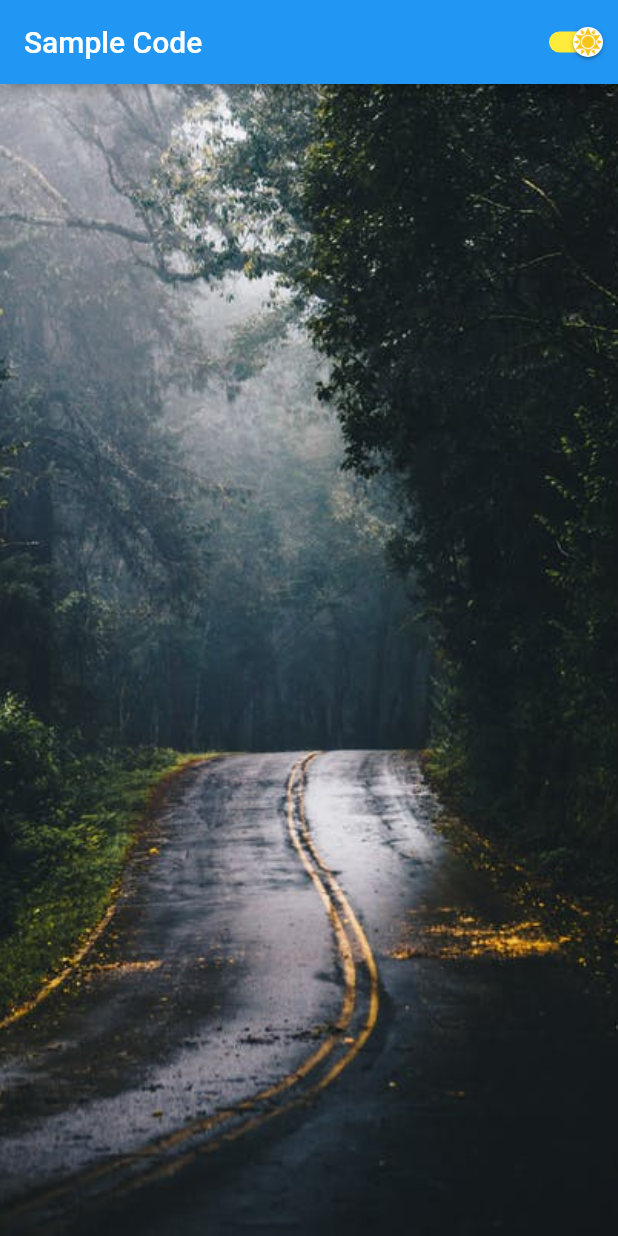
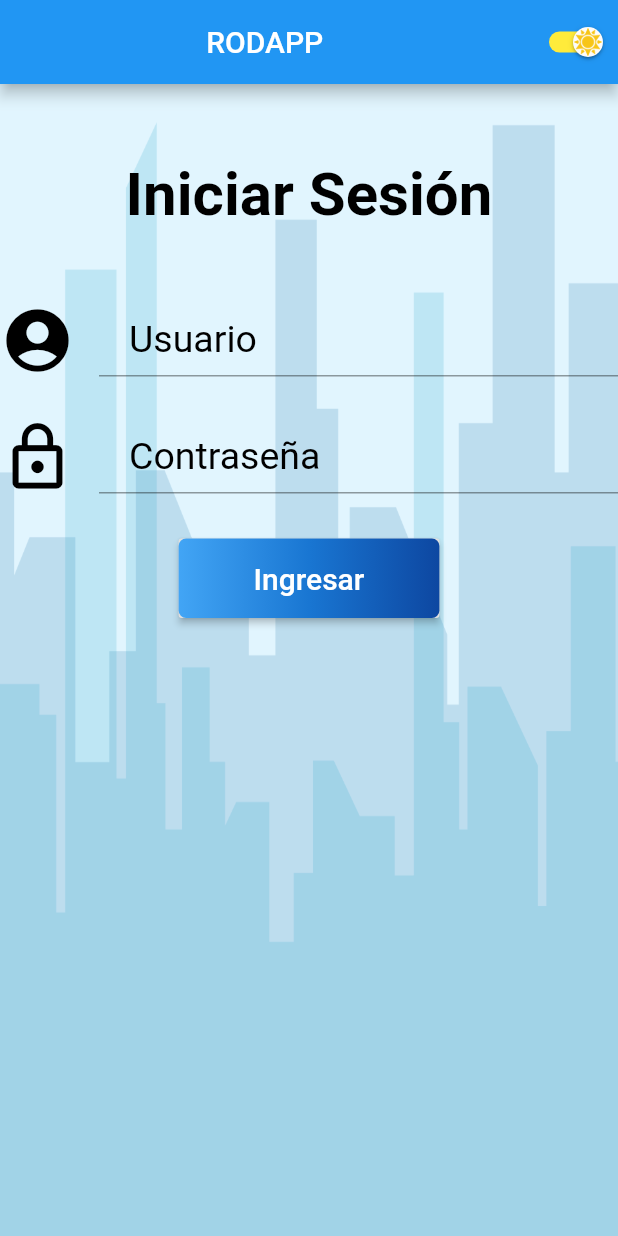
Before and after one commit to jhon0520/BiciAppFlutter, a Flutter app: the screen it shows after launch, on a phone screen of 412 x 824 dp. Run offline on Flutter 3.47's test engine with Material 2 defaults, Android fonts, the phone set to English and light mode, and no system bars.

Commit message:
Pantalla de login

```diff
--- a/lib/main.dart
+++ b/lib/main.dart
@@ -1,78 +1,23 @@
 
 import 'package:flutter/material.dart';
+import 'package:prueba/src/pages/login_page.dart';
 
 void main() => runApp(MyApp());
 
 /// This Widget is the main application widget.
 class MyApp extends StatelessWidget {
-  static const String _title = 'Flutter Code Sample';
 
   @override
   Widget build(BuildContext context) {
+
     return MaterialApp(
-      title: _title,
-      home: MyStatefulWidget(),
+      debugShowCheckedModeBanner: false,
+      title: 'Bici App',
+      initialRoute: 'login',
+      routes: {
+        'login'  : (BuildContext context ) => LoginPage(),
+      },
+
     );
   }
 }
-
-class MyStatefulWidget extends StatefulWidget {
-  MyStatefulWidget({Key key}) : super(key: key);
-
-  @override
-  _MyStatefulWidgetState createState() => _MyStatefulWidgetState();
-}
-
-class _MyStatefulWidgetState extends State<MyStatefulWidget> {
-  int _count = 0;
-
-  bool _value1 = true;
-
-  Widget build(BuildContext context) {
-    return Scaffold(
-      appBar: AppBar(
-        title: Text('Sample Code'),
-        actions: <Widget>[
-        new Switch(
-          value: _value1,
-          onChanged: (bool value){
-            setState((){
-            _value1 = value;
-            } );
-          },
-          activeThumbImage: new Image.asset('assets/icons/sun.png').image,
-          activeColor: Colors.white,
-          activeTrackColor: Colors.yellow,
-          inactiveThumbImage: new Image.asset('assets/icons/moon.png').image,
-          inactiveTrackColor: Colors.black,
-         ),
-        ],
-      ),
-      body: prueba(),
-          );
-        }
-
-        Widget prueba() {
-
-          if(_value1){
-            return Container(
-              decoration: BoxDecoration(
-                image: DecorationImage(
-                  image: new Image.asset('assets/icons/fondo.jpeg').image,
-                  fit: BoxFit.cover,
-                )
-              ),
-            );
-          }
-          else{
-            return Container(
-             decoration: BoxDecoration(
-                image: DecorationImage(
-                  image: new Image.asset('assets/icons/fondo2.jpg').image,
-                  fit: BoxFit.cover,
-                )
-              ),
-            );
-          }
-        }
-}
--- /dev/null
+++ b/lib/src/pages/login_page.dart
@@ -0,0 +1,149 @@
+import 'package:flutter/material.dart';
+
+class LoginPage extends StatefulWidget {
+  LoginPage({Key key}) : super(key: key);
+
+  _LoginPageState createState() => _LoginPageState();
+}
+
+class _LoginPageState extends State<LoginPage> {
+  bool dayMode = true;
+
+  @override
+  Widget build(BuildContext context) {
+    return Scaffold(
+      appBar: AppBar(
+        title: Center(
+            child: Text(
+          'RODAPP',
+          textAlign: TextAlign.center,
+          style: TextStyle(),
+        )),
+        actions: <Widget>[
+          _switchButton(),
+        ],
+      ),
+      body: Stack(
+        children: <Widget>[
+          _colorFondo(),
+          _imagenFondo(),
+          _loginInputs(),
+        ],
+      ),
+    );
+  }
+
+  Widget _colorFondo() {
+    if (dayMode) {
+      return Container(
+        width: double.infinity,
+        height: double.infinity,
+        color: Colors.lightBlue[50],
+      );
+    } else if (!dayMode) {
+      return Container(
+        width: double.infinity,
+        height: double.infinity,
+        color: Colors.black,
+      );
+    }
+  }
+
+  Widget _switchButton() {
+    return Switch(
+      value: dayMode,
+      onChanged: (value) {
+        setState(() {
+          dayMode = value;
+        });
+      },
+      activeThumbImage: Image.asset('assets/icons/sun.png').image,
+      activeColor: Colors.white,
+      activeTrackColor: Colors.yellow,
+      inactiveThumbImage: Image.asset('assets/icons/moon.png').image,
+      inactiveTrackColor: Colors.black,
+    );
+  }
+
+  Widget _imagenFondo() {
+    return Container(
+      width: double.infinity,
+      height: double.infinity,
+      child: Image(
+        image: AssetImage('assets/icons/fondo.png'),
+        fit: BoxFit.fill,
+      ),
+    );
+  }
+
+  Widget _loginInputs() {
+    final estiloTitulo = TextStyle(
+        color: Colors.black, fontWeight: FontWeight.w600, fontSize: 40.0);
+
+    return SafeArea(
+      child: Column(
+        children: <Widget>[
+          SizedBox(height: 50.0),
+          Text(
+            'Iniciar Sesión',
+            style: estiloTitulo,
+          ),
+          SizedBox(height: 50.0),
+          TextField(
+            obscureText: true,
+            decoration: InputDecoration(
+                icon: Icon(
+                  Icons.account_circle,
+                  color: Colors.black,
+                  size: 50.0,
+                ),
+                labelText: 'Usuario',
+                labelStyle: TextStyle(color: Colors.black, fontSize: 25.0),
+                helperStyle: TextStyle(color: Colors.white24),
+                contentPadding: EdgeInsets.symmetric(horizontal: 20.0)),
+          ),
+          SizedBox(
+            height: 30.0,
+          ),
+          //Contraseña
+          TextField(
+            obscureText: true,
+            decoration: InputDecoration(
+                icon: Icon(
+                  Icons.lock_outline,
+                  color: Colors.black,
+                  size: 50.0,
+                ),
+                labelText: 'Contraseña',
+                labelStyle: TextStyle(color: Colors.black, fontSize: 25.0),
+                helperStyle: TextStyle(color: Colors.white24),
+                contentPadding: EdgeInsets.symmetric(horizontal: 20.0)),
+          ),
+          // Login Button.
+          SizedBox(height: 30),
+          RaisedButton(
+            onPressed: () {},
+            textColor: Colors.white,
+            padding: EdgeInsets.all(0.0),
+            child: Container(
+              decoration: BoxDecoration(
+                gradient: LinearGradient(
+                  colors: <Color>[
+                    Color(0xFF42A5F5),
+                    Color(0xFF1976D2),
+                    Color(0xFF0D47A1),
+                  ],
+                ),
+                borderRadius: BorderRadius.all(Radius.circular(5.0))
+              ),
+              // Padding del boton.
+              padding: EdgeInsets.symmetric(horizontal: 50.0, vertical: 15.0),
+              child:
+                  const Text('Ingresar', style: TextStyle(fontSize: 20)),
+            ),
+          ),
+        ],
+      ),
+    );
+  }
+}
--- a/pubspec.yaml
+++ b/pubspec.yaml
@@ -48,8 +48,7 @@ flutter:
   assets:
     - assets/icons/moon.png
     - assets/icons/sun.png
-    - assets/icons/fondo.jpeg
-    - assets/icons/fondo2.jpg
+    - assets/icons/fondo.png
 
   # An image asset can refer to one or more resolution-specific "variants", see
   # https://flutter.dev/assets-and-images/#resolution-aware.
```
Also changed, not shown: assets/icons/fondo.jpeg (deleted), assets/icons/fondo.png (added), assets/icons/fondo2.jpg (deleted).
